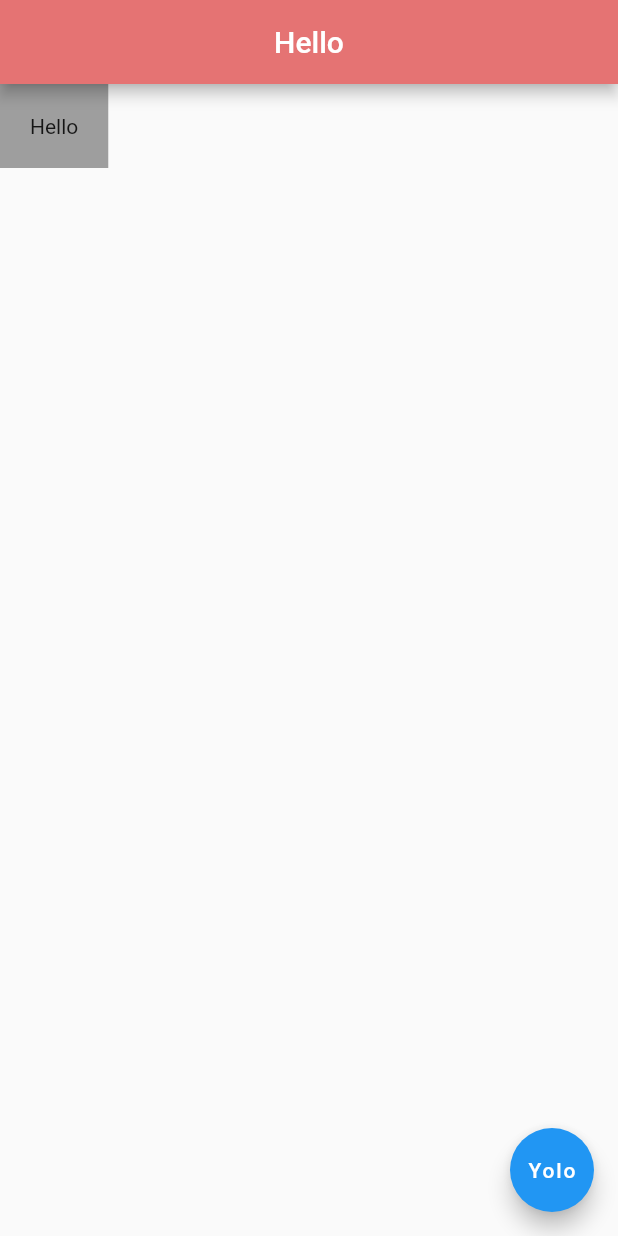
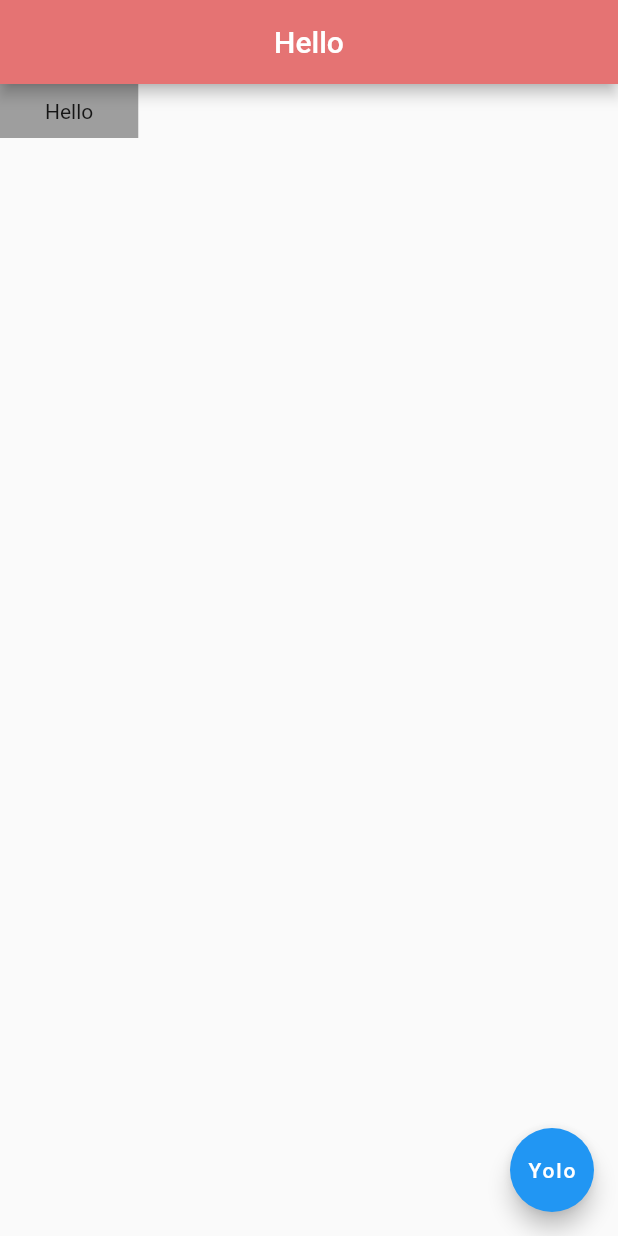
Before and after one commit to pewebdevelopment/Zen-Flutter-PlayGround, a Flutter app: the screen it shows after launch, on a phone screen of 412 x 824 dp. Run offline on Flutter 3.47's test engine with Material 2 defaults, Android fonts, the phone set to English and light mode, and no system bars; missing offline and left inert: dart:html.

Commit message:
symetric values horizontal and vertical are putted

```diff
--- a/lib/main.dart
+++ b/lib/main.dart
@@ -15,7 +15,7 @@ class Home extends StatelessWidget {
           backgroundColor: Colors.red[300],
         ),
         body: Container(
-            padding: EdgeInsets.all(20.0),
+            padding: EdgeInsets.symmetric(horizontal: 30.0, vertical: 10.0),
             color: Colors.grey,
             child: Text('Hello')),
         floatingActionButton: FloatingActionButton(
```
